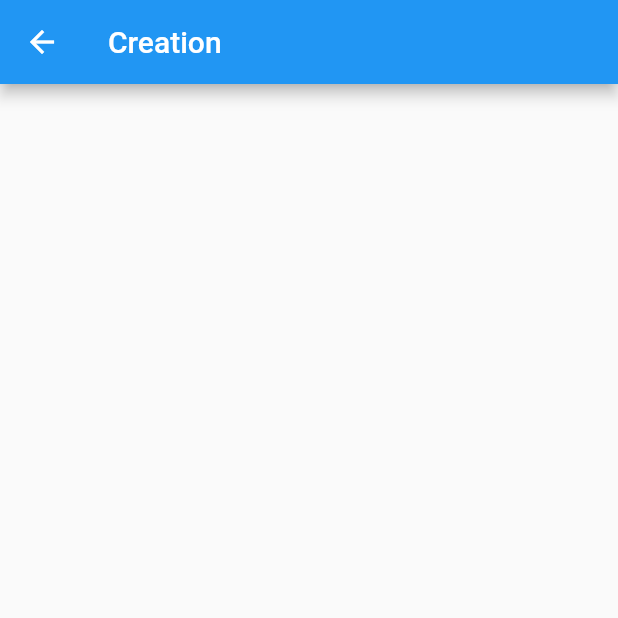
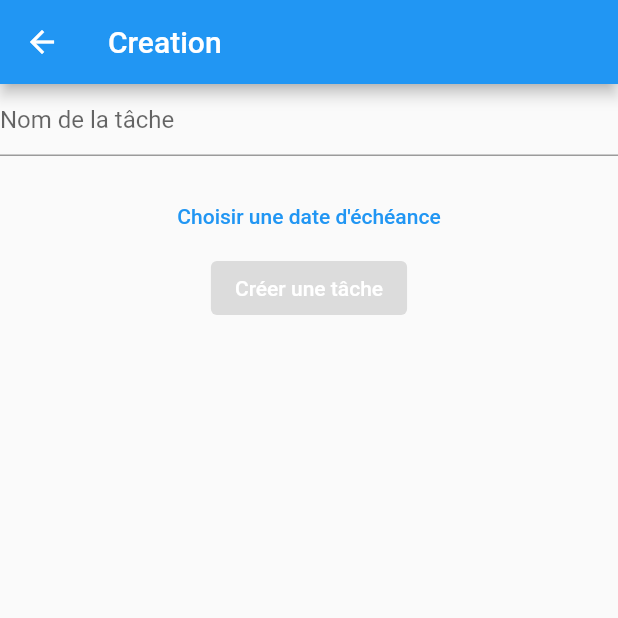
Before and after one commit to GhilesKo/A21-4205N6-KickMyFlutter-Kouaou, a Flutter app: the HomePage screen opened directly, after a tap on the "add" icon, on a phone screen of 412 x 824 dp, the top half of it. Run offline on Flutter 3.47's test engine with Material 2 defaults, Android fonts, the phone set to English and light mode, and no system bars; our stand-ins replace cookie_jar, dio, dio_cookie_manager, flutter_datetime_picker; network calls fail.

Commit message:
FCT - Écran de création Interface & Reseau  complété

```diff
--- /dev/null
+++ b/lib/models/DTOs/requests/AddTaskRequest.dart
@@ -0,0 +1,18 @@
+import 'package:json_annotation/json_annotation.dart';
+
+part 'AddTaskRequest.g.dart';
+
+@JsonSerializable()
+class AddTaskRequest {
+  String name;
+  DateTime deadline;
+
+  AddTaskRequest(this.name, this.deadline);
+
+  factory AddTaskRequest.fromJson(Map<String, dynamic> json) =>
+      _$AddTaskRequestFromJson(json);
+
+  Map<String, dynamic> toJson() => _$AddTaskRequestToJson(this);
+
+
+}
--- a/lib/screens/AddTaskPage.dart
+++ /dev/null
@@ -1,16 +0,0 @@
-import 'package:flutter/material.dart';
-
-class AddTaskPage extends StatefulWidget {
-  const AddTaskPage({Key? key}) : super(key: key);
-
-  @override
-  State<AddTaskPage> createState() => _AddTaskPageState();
-}
-
-class _AddTaskPageState extends State<AddTaskPage> {
-  @override
-  Widget build(BuildContext context) {
-    return Scaffold(appBar: AppBar(title: Text("Creation"),),);
-
-  }
-}
--- /dev/null
+++ b/lib/screens/CreationPage.dart
@@ -0,0 +1,87 @@
+import 'package:dio/dio.dart';
+import 'package:flutter/material.dart';
+import 'package:flutter_datetime_picker/flutter_datetime_picker.dart';
+import 'package:intl/intl.dart';
+import 'package:kickmyflutter/models/DTOs/requests/AddTaskRequest.dart';
+import 'package:kickmyflutter/services/task_service.dart';
+
+class AddTaskPage extends StatefulWidget {
+  const AddTaskPage({Key? key}) : super(key: key);
+
+  @override
+  State<AddTaskPage> createState() => _AddTaskPageState();
+}
+
+class _AddTaskPageState extends State<AddTaskPage> {
+  //Formatteur pour afficher la date de la bonne facon
+  final DateFormat formatter = DateFormat('yMMMMEEEEd');
+  DateTime? _deadline;
+  String? _taskName;
+  bool submitted = false;
+
+  //Valid que les champs ne sont pas null, pour activer la button addTask
+  bool _validation() {
+    if (_deadline == null) return false;
+    if (_taskName == null) return false;
+    return true;
+  }
+
+  //Envoie une requete au serveur pour ajouter une task
+  Future<void> _addTask() async {
+    setState(() => submitted = true);
+    try {
+      AddTaskRequest addTaskRequest = AddTaskRequest(_taskName!, _deadline!);
+      await addTask(addTaskRequest);
+      if (mounted) {
+        Navigator.pop(context);
+      }
+    } on DioError catch (e) {
+      final snackBar = SnackBar(content: Text(e.response?.data));
+      ScaffoldMessenger.of(context).showSnackBar(snackBar);
+    }
+
+    setState(() => submitted = false);
+  }
+
+  @override
+  Widget build(BuildContext context) {
+    return Scaffold(
+      appBar: AppBar(
+        title: const Text("Creation"),
+      ),
+      body: Column(
+        children: [
+          TextField(
+            onChanged: (value) => setState(() => _taskName = value),
+            decoration: const InputDecoration(hintText: 'Nom de la tâche'),
+          ),
+          Text(_deadline != null ? formatter.format(_deadline!) : ''),
+          TextButton(
+              onPressed: () {
+                DatePicker.showDatePicker(context,
+                    showTitleActions: true,
+                    minTime: DateTime(2020),
+                    maxTime: DateTime(2030),
+                    onChanged: (date) => setState(() => _deadline = date),
+                    onConfirm: (date) => setState(() => _deadline = date),
+                    currentTime: DateTime.now(),
+                    locale: LocaleType.en);
+              },
+              child: Text(
+                _deadline == null
+                    ? "Choisir une date d'échéance"
+                    : "Changer la date d'échéance",
+                style: const TextStyle(color: Colors.blue),
+              )),
+          ElevatedButton(
+              //!submitted ? _signIn : null,
+              onPressed: !submitted && _validation() ? _addTask : null,
+              child: const Text(
+                'Créer une tâche',
+                style: TextStyle(color: Colors.white),
+              ))
+        ],
+      ),
+    );
+  }
+}
--- a/lib/screens/HomePage.dart
+++ b/lib/screens/HomePage.dart
@@ -1,11 +1,11 @@
 import 'package:dio/dio.dart';
 import 'package:flutter/material.dart';
-import 'package:kickmyflutter/models/DTOs/HomeItemResponse.dart';
+import 'package:intl/intl.dart';
+import 'package:kickmyflutter/models/DTOs/responses/HomeItemResponse.dart';
 import 'package:kickmyflutter/models/SingletonUser.dart';
-import 'package:kickmyflutter/screens/AddTaskPage.dart';
+import 'package:kickmyflutter/screens/CreationPage.dart';
 import 'package:kickmyflutter/screens/ConsultationPage.dart';
 import 'package:kickmyflutter/services/auth_service.dart';
-import 'package:percent_indicator/circular_percent_indicator.dart';
 
 class HomePage extends StatefulWidget {
   const HomePage({Key? key}) : super(key: key);
@@ -15,32 +15,25 @@ class HomePage extends StatefulWidget {
 }
 
 class _HomePageState extends State<HomePage> {
+  final DateFormat formatter = DateFormat('yMMMMEEEEd');
   List<HomeItemResponse> tasks = [];
-
   bool isLoading = false;
 
-  Future<void> _getTasks() async
-  {
-
-    setState(()=> isLoading = true);
+  Future<void> _getTasks() async {
+    setState(() => isLoading = true);
     try {
       tasks = await getTask();
-
-      setState(() {});
     } on DioError catch (e) {
-      print(e);
-    } catch (e) {
-      print(e);
+      final snackBar = SnackBar(content: Text(e.response?.data));
+      ScaffoldMessenger.of(context).showSnackBar(snackBar);
     }
 
-    setState(()=> isLoading = false);
-
+    setState(() => isLoading = false);
   }
 
   @override
   void initState() {
     super.initState();
-
     _getTasks();
   }
 
@@ -49,15 +42,18 @@ class _HomePageState extends State<HomePage> {
       appBar: AppBar(
         title: Text("Hello ${SingletonUser.instance.username}"),
       ),
-      body: isLoading == true ? Center(
-        child: SizedBox( width: 75,height: 75,
+      body: isLoading
+          ? const Center(
+              child: SizedBox(
+                width: 75,
+                height: 75,
                 child: CircularProgressIndicator(
                   strokeWidth: 5,
-
                 ),
               ),
-
-      ) : ListView.builder(
+            )
+          : tasks.isNotEmpty
+              ? ListView.builder(
                   itemCount: tasks.length,
                   itemBuilder: (context, index) {
                     return ListTile(
@@ -74,29 +70,34 @@ class _HomePageState extends State<HomePage> {
                         direction: Axis.horizontal,
                         children: [
                           Text(tasks[index].name),
-                Text(tasks[index].deadline.toString()),
+                          Text(formatter.format(tasks[index].deadline)),
                         ],
                       ),
                       leading: CircularProgressIndicator(
+                        strokeWidth: 5,
                         value: tasks[index].percentageDone.toDouble() / 10,
                         backgroundColor: Colors.black12,
                       ),
                       subtitle: Row(
-              children: [
-                const Text("Temps écoulé :  "),
+                        children: const [
+                          Text("Temps écoulé  "),
                           //TODO: Ajuster la progress bar en fonction des jours restants
-                const Expanded(child: const LinearProgressIndicator(value: 0.8))
+                          Expanded(child: LinearProgressIndicator(value: 0.8))
                         ],
                       ),
                     );
                   },
-      ) ,
+                )
+              : const Center(child: Text('Aucune tâches existantes')),
       floatingActionButton: FloatingActionButton(
         onPressed: () {
           Navigator.push(
             context,
             MaterialPageRoute(builder: (context) => const AddTaskPage()),
-          );
+          ).then((value) async {
+            await _getTasks();
+            setState(() {});
+          });
         },
         child: const Icon(Icons.add),
       ));
--- a/pubspec.yaml
+++ b/pubspec.yaml
@@ -34,14 +34,14 @@ dependencies:
   # The following adds the Cupertino Icons font to your application.
   # Use with the CupertinoIcons class for iOS style icons.
   cupertino_icons: ^1.0.2
-  provider: ^6.0.3
   dio: ^4.0.6
   dio_cookie_manager: ^2.0.0
-  flutter_session_manager: ^1.0.3
+  cookie_jar: 3.0.1
   intl: ^0.17.0
   json_annotation: ^4.6.0
   percent_indicator: ^4.2.2
   simple_circular_progress_bar: ^1.0.2
+  flutter_datetime_picker: ^1.5.1
 
 
 dev_dependencies:
```
Also changed, not shown: lib/main.dart (+3 -7 lines), lib/screens/AuthStatePage.dart (renamed from lib/screens/AuthPageState.dart, +4 -4 lines), lib/services/auth_service.dart (+17 -18 lines), lib/services/task_service.dart (added, +9 -0 lines), lib/widgets/Inscription.dart (+14 -7 lines), lib/widgets/Login.dart (+20 -16 lines), lib/models/DTOs/requests/AddTaskRequest.g.dart (added), lib/models/DTOs/requests/SignupRequest.dart (renamed from lib/models/DTOs/SignupRequest.dart), lib/models/DTOs/responses/HomeItemResponse.dart (renamed from lib/models/DTOs/HomeItemResponse.dart), lib/models/DTOs/responses/HomeItemResponse.g.dart (renamed from lib/models/DTOs/HomeItemResponse.g.dart), lib/models/DTOs/responses/SigninResponse.dart (renamed from lib/models/DTOs/SigninResponse.dart), pubspec.lock. Lines whose indentation alone changed are shown as unchanged.
